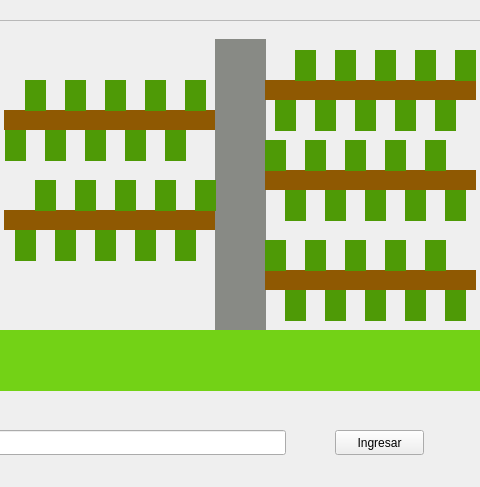
Above: TreeOfProcesses/mainwindow.ui from SergioCifuentes/TreeOfProcesses before the change; both pictures show x 255 to 735 and y 0 to 487 of the 1004 by 487 pixel window. Below: the same form after it.
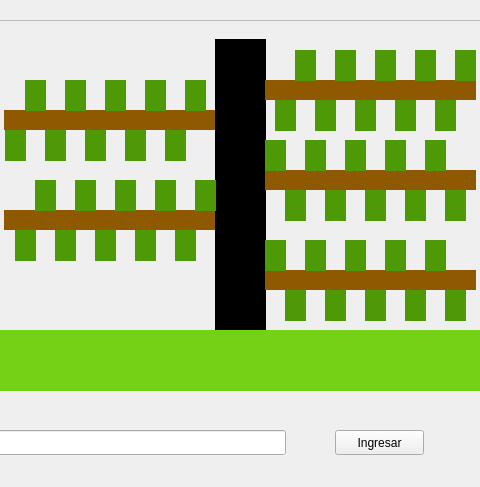
That is the form after the change.

```diff
--- a/TreeOfProcesses/mainwindow.ui
+++ b/TreeOfProcesses/mainwindow.ui
@@ -109,12 +109,15 @@
        <height>291</height>
       </rect>
      </property>
+     <property name="autoFillBackground">
+      <bool>false</bool>
+     </property>
      <property name="background">
       <brush brushstyle="SolidPattern">
        <color alpha="255">
-        <red>136</red>
-        <green>138</green>
-        <blue>133</blue>
+        <red>0</red>
+        <green>0</green>
+        <blue>0</blue>
        </color>
       </brush>
      </property>
```
